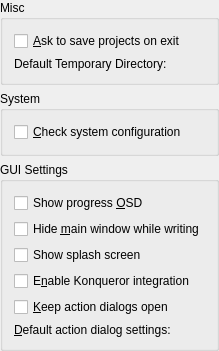
Above: src/option/base_k3bmiscoptiontab.ui from KDE/k3b before the change. Below: the same form after it.
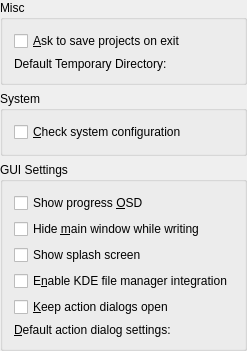
That is the form after the change. Custom widgets are drawn as their Qt base class.

Commit message: Konqui is no longer the default file manager ;-)

The edit to the form file:
```diff
--- a/src/option/base_k3bmiscoptiontab.ui
+++ b/src/option/base_k3bmiscoptiontab.ui
@@ -129,7 +129,7 @@
 &lt;p>&lt;em>Konqueror integration is not enabled by default to prevent unwanted cluttering of the Konqueror menus.&lt;/em></string>
         </property>
         <property name="text" >
-         <string>E&amp;nable Konqueror integration</string>
+         <string>E&amp;nable KDE file manager integration</string>
         </property>
        </widget>
       </item>
```
Left out of the diff: 6 changed lines with no effect on the pictures. The commit also changes 2 other files.
